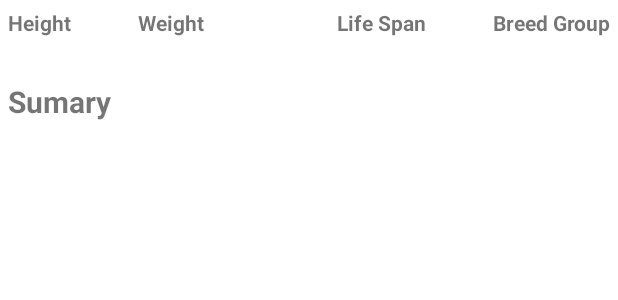
After one commit to JoabeSantana/TheDogCeoApiApp, an Android app: the layout activity_dog_detail.xml on its own in the app's theme, with its tools: preview values and no code run, on a phone screen of 412 x 824 dp. The commit adds this screen. Shown: the top 300 px of the screen. Run offline under Robolectric (Android 15) with nearby library versions, the phone set to English and light mode, and no system bars.

Commit message:
Implementing Views

```diff
--- /dev/null
+++ b/app/src/main/res/layout/activity_dog_detail.xml
@@ -0,0 +1,134 @@
+<?xml version="1.0" encoding="utf-8"?>
+<ScrollView xmlns:android="http://schemas.android.com/apk/res/android"
+    xmlns:tools="http://schemas.android.com/tools"
+    android:layout_width="match_parent"
+    android:layout_height="match_parent"
+    android:orientation="vertical"
+    tools:context=".ui.dog.DogDetailActivity">
+
+    <LinearLayout
+        android:layout_width="match_parent"
+        android:layout_height="wrap_content"
+        android:orientation="vertical">
+
+        <ImageView
+            android:id="@+id/imageDogView"
+            android:layout_width="match_parent"
+            android:layout_height="wrap_content"
+            android:adjustViewBounds="false" />
+
+        <LinearLayout
+            android:layout_width="match_parent"
+            android:layout_height="wrap_content"
+            android:orientation="vertical"
+            android:padding="5sp">
+
+            <LinearLayout
+                android:layout_width="match_parent"
+                android:layout_height="wrap_content"
+                android:orientation="horizontal">
+
+                <LinearLayout
+                    android:layout_width="wrap_content"
+                    android:layout_height="wrap_content"
+                    android:orientation="vertical">
+
+                    <TextView
+                        android:layout_width="match_parent"
+                        android:layout_height="wrap_content"
+                        android:gravity="center"
+                        android:text="@string/height"
+                        android:textStyle="bold" />
+
+                    <TextView
+                        android:id="@+id/height"
+                        android:layout_width="match_parent"
+                        android:layout_height="wrap_content"
+                        android:gravity="center" />
+                </LinearLayout>
+
+                <LinearLayout
+                    android:layout_width="wrap_content"
+                    android:layout_height="wrap_content"
+                    android:layout_weight="1"
+                    android:orientation="vertical"
+                    android:textStyle="bold">
+
+                    <TextView
+                        android:layout_width="match_parent"
+                        android:layout_height="wrap_content"
+                        android:gravity="center"
+                        android:text="@string/weight"
+                        android:textStyle="bold" />
+
+                    <TextView
+                        android:id="@+id/wight"
+                        android:layout_width="match_parent"
+                        android:layout_height="wrap_content"
+                        android:gravity="center" />
+                </LinearLayout>
+
+                <LinearLayout
+                    android:layout_width="wrap_content"
+                    android:layout_height="wrap_content"
+                    android:layout_weight="1"
+                    android:orientation="vertical">
+
+                    <TextView
+                        android:layout_width="match_parent"
+                        android:layout_height="wrap_content"
+                        android:gravity="center"
+                        android:text="@string/life_span"
+                        android:textStyle="bold" />
+
+                    <TextView
+                        android:id="@+id/lifeSpan"
+                        android:layout_width="match_parent"
+                        android:layout_height="wrap_content"
+                        android:gravity="center" />
+                </LinearLayout>
+
+                <LinearLayout
+                    android:layout_width="wrap_content"
+                    android:layout_height="wrap_content"
+                    android:orientation="vertical">
+
+                    <TextView
+                        android:layout_width="match_parent"
+                        android:layout_height="wrap_content"
+                        android:gravity="center"
+                        android:text="@string/breed_group"
+                        android:textStyle="bold" />
+
+                    <TextView
+                        android:id="@+id/breedGroup"
+                        android:layout_width="match_parent"
+                        android:layout_height="wrap_content"
+                        android:gravity="center" />
+                </LinearLayout>
+
+            </LinearLayout>
+
+            <TextView
+                android:layout_width="match_parent"
+                android:layout_height="wrap_content"
+                android:paddingTop="10sp"
+                android:text="@string/sumary"
+                android:textSize="20sp"
+                android:textStyle="bold" />
+
+            <TextView
+                android:id="@+id/temperament"
+                android:layout_width="match_parent"
+                android:layout_height="wrap_content"
+                android:paddingTop="10sp" />
+
+            <TextView
+                android:id="@+id/breedFor"
+                android:layout_width="match_parent"
+                android:layout_height="wrap_content" />
+
+        </LinearLayout>
+    </LinearLayout>
+
+</ScrollView>
--- a/app/src/main/res/values/strings.xml
+++ b/app/src/main/res/values/strings.xml
@@ -1,3 +1,8 @@
 <resources>
-    <string name="app_name">The Dog Ceo API App</string>
+    <string name="app_name">Dog CEO API</string>
+    <string name="sumary">Sumary</string>
+    <string name="life_span">Life Span</string>
+    <string name="breed_group">Breed Group</string>
+    <string name="weight">Weight</string>
+    <string name="height">Height</string>
 </resources>
```
Also changed, not shown: app/src/main/AndroidManifest.xml (+6 -1 lines), app/src/main/java/com/joabesantana/thedogceoapiapp/ui/dog/DogAdapter.kt (added, +41 -0 lines), app/src/main/java/com/joabesantana/thedogceoapiapp/ui/dog/DogDetailActivity.kt (added, +32 -0 lines), app/src/main/java/com/joabesantana/thedogceoapiapp/ui/dog/DogListActivity.kt (added, +45 -0 lines), app/src/main/java/com/joabesantana/thedogceoapiapp/ui/dog/DogListViewModel.kt (added, +63 -0 lines), app/src/main/res/layout/activity_dog_list.xml (+34 -6 lines), app/src/main/res/layout/item_dog.xml (added, +23 -0 lines).
